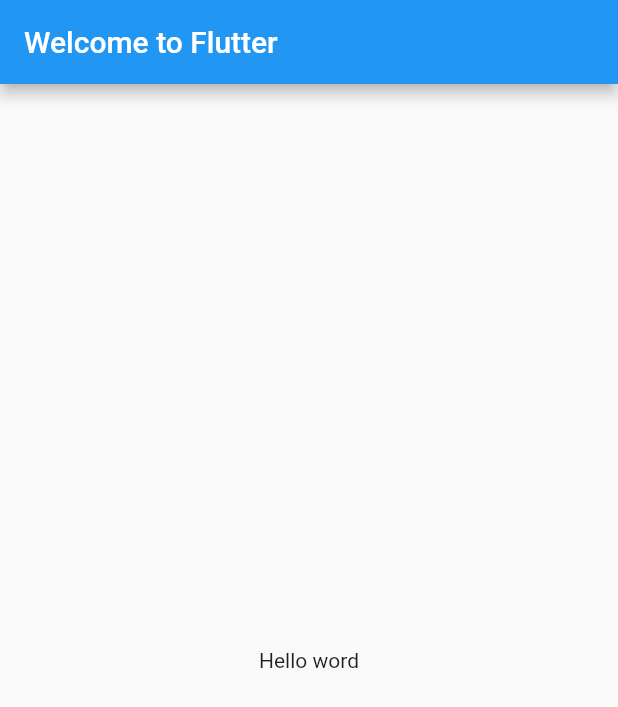
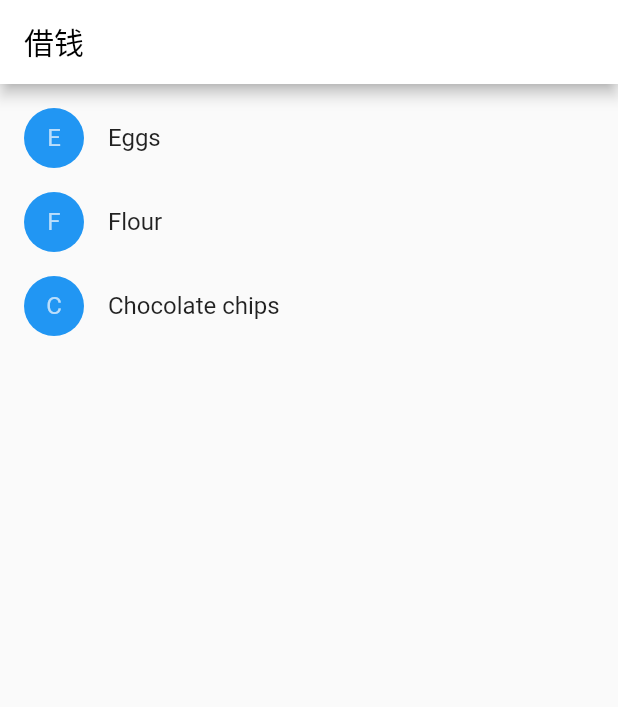
Before and after one commit to laihuamin/flutter-app, a Flutter app: the screen it shows after launch, on a phone screen of 412 x 824 dp. Shown: the top 707 px of the screen. Run offline on Flutter 3.47's test engine with Material 2 defaults, Android fonts, the phone set to English and light mode, and no system bars.

Commit message:
实现购物车功能

```diff
--- a/lib/main.dart
+++ b/lib/main.dart
@@ -1,20 +1,116 @@
 import 'package:flutter/material.dart';
 
-void main() => runApp(new MyApp());
+class Product {
+  const Product({this.name});
+  final String name;
+}
 
-class MyApp extends StatelessWidget {
+typedef void CartChangedCallback(Product product, bool inCart);
+
+class ShoppingListItem extends StatelessWidget {
+  ShoppingListItem({Product product, this.inCart, this.onCartChanged})
+      : product = product,
+        super(key: new ObjectKey(product));
+
+  final Product product;
+  final bool inCart;
+  final CartChangedCallback onCartChanged;
+
+  Color _getColor(BuildContext context) {
+    // The theme depends on the BuildContext because different parts of the tree
+    // can have different themes.  The BuildContext indicates where the build is
+    // taking place and therefore which theme to use.
+
+    return inCart ? Colors.black54 : Theme.of(context).primaryColor;
+  }
+
+  TextStyle _getTextStyle(BuildContext context) {
+    if (!inCart) return null;
+
+    return new TextStyle(
+      color: Colors.black54,
+      decoration: TextDecoration.lineThrough,
+    );
+  }
+
   @override
   Widget build(BuildContext context) {
-    return new MaterialApp(
-      title: 'Welcome to Flutter',
-      home: new Scaffold(
-        appBar: new AppBar(
-          title: new Text('Welcome to Flutter'),
-        ),
-        body: new Center(
-          child: new Text('Hello word'),
-        ),
+    return new ListTile(
+      onTap: () {
+        onCartChanged(product, !inCart);
+      },
+      leading: new CircleAvatar(
+        backgroundColor: _getColor(context),
+        child: new Text(product.name[0]),
+      ),
+      title: new Text(product.name, style: _getTextStyle(context)),
+    );
+  }
+}
+
+class ShoppingList extends StatefulWidget {
+  ShoppingList({Key key, this.products}) : super(key: key);
+
+  final List<Product> products;
+
+  // The framework calls createState the first time a widget appears at a given
+  // location in the tree. If the parent rebuilds and uses the same type of
+  // widget (with the same key), the framework will re-use the State object
+  // instead of creating a new State object.
+
+  @override
+  _ShoppingListState createState() => new _ShoppingListState();
+}
+
+class _ShoppingListState extends State<ShoppingList> {
+  Set<Product> _shoppingCart = new Set<Product>();
+
+  void _handleCartChanged(Product product, bool inCart) {
+    setState(() {
+      // When user changes what is in the cart, we need to change _shoppingCart
+      // inside a setState call to trigger a rebuild. The framework then calls
+      // build, below, which updates the visual appearance of the app.
+
+      if (inCart)
+        _shoppingCart.add(product);
+      else
+        _shoppingCart.remove(product);
+    });
+  }
+
+  @override
+  Widget build(BuildContext context) {
+    return new Scaffold(
+      appBar: new AppBar(
+        title: new Text('借钱', style: new TextStyle(
+          color: Colors.black,
+        )),
+        backgroundColor: Colors.white,
+        actions: <Widget>[],
+      ),
+      body: new ListView(
+        padding: new EdgeInsets.symmetric(vertical: 8.0),
+        children: widget.products.map((Product product) {
+          return new ShoppingListItem(
+            product: product,
+            inCart: _shoppingCart.contains(product),
+            onCartChanged: _handleCartChanged,
+          );
+        }).toList(),
       ),
     );
   }
 }
+
+void main() {
+  runApp(new MaterialApp(
+    title: 'Shopping App',
+    home: new ShoppingList(
+      products: <Product>[
+        new Product(name: 'Eggs'),
+        new Product(name: 'Flour'),
+        new Product(name: 'Chocolate chips'),
+      ],
+    ),
+  ));
+}
```
